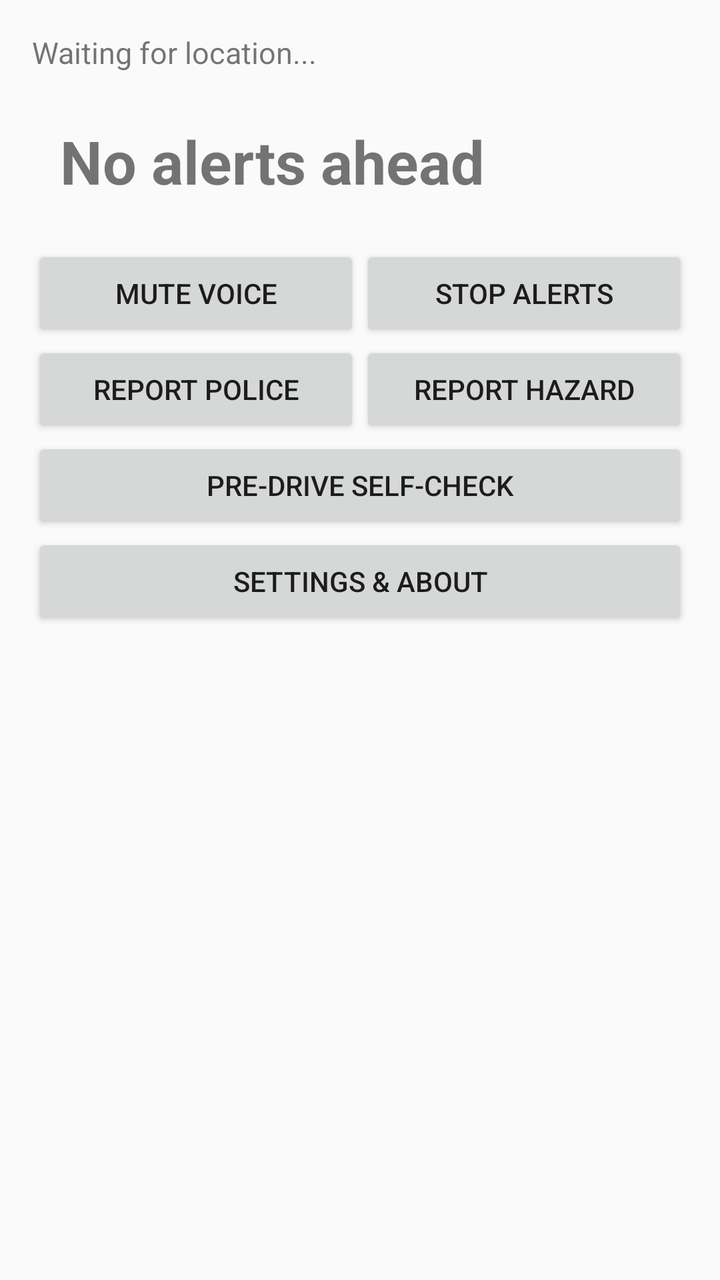
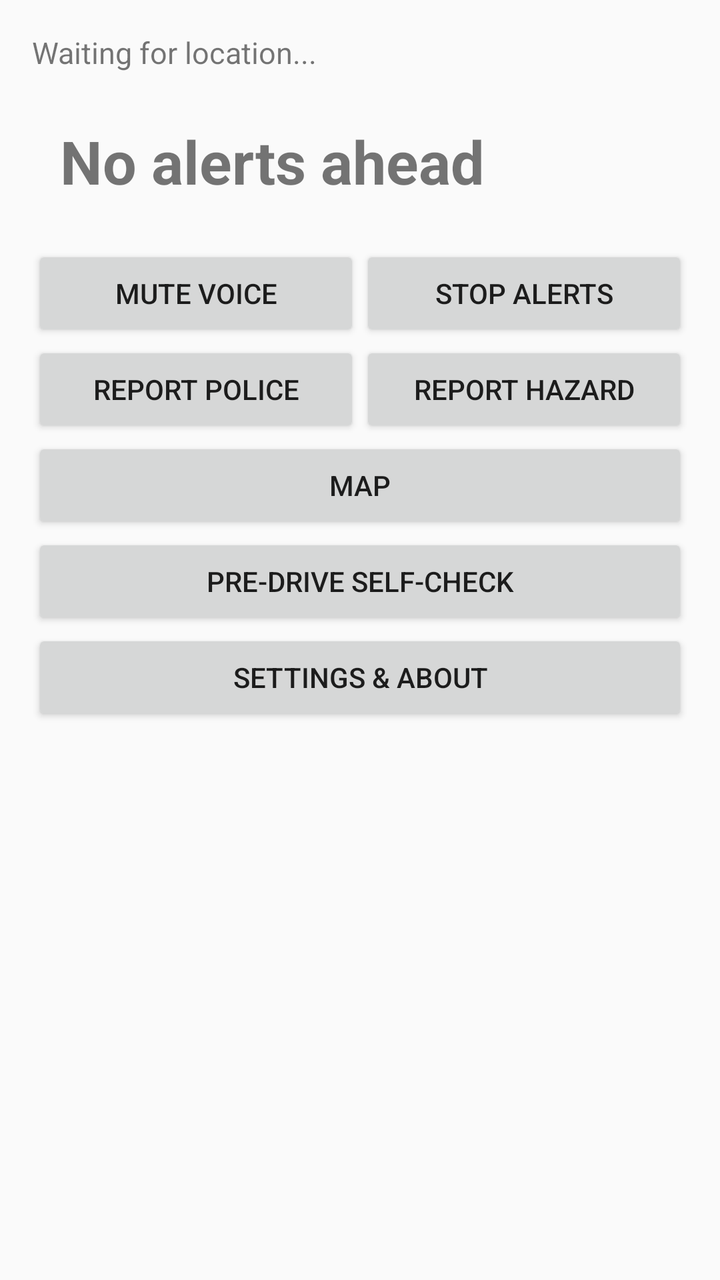

Screens rendered from an Android XML layout before and after an edit, with the pre-edit source and the edit as a unified diff.
<!-- AndroidManifest.xml: application theme Theme.AppCompat.DayNight.DarkActionBar -->
<!-- res/layout/activity_main.xml -->
<?xml version="1.0" encoding="utf-8"?>
<LinearLayout xmlns:android="http://schemas.android.com/apk/res/android"
    android:layout_width="match_parent"
    android:layout_height="match_parent"
    android:orientation="vertical"
    android:padding="16dp">

    <TextView
        android:id="@+id/status"
        android:layout_width="match_parent"
        android:layout_height="wrap_content"
        android:text="Waiting for location..."
        android:textSize="15sp" />

    <TextView
        android:id="@+id/nearest"
        android:layout_width="match_parent"
        android:layout_height="wrap_content"
        android:layout_marginTop="10dp"
        android:padding="14dp"
        android:text="No alerts ahead"
        android:textSize="30sp"
        android:textStyle="bold" />

    <LinearLayout
        android:layout_width="match_parent"
        android:layout_height="wrap_content"
        android:layout_marginTop="8dp"
        android:orientation="horizontal">

        <Button
            android:id="@+id/toggle"
            android:layout_width="0dp"
            android:layout_height="wrap_content"
            android:layout_weight="1"
            android:text="Mute voice" />

        <Button
            android:id="@+id/stop"
            android:layout_width="0dp"
            android:layout_height="wrap_content"
            android:layout_weight="1"
            android:text="Stop alerts" />
    </LinearLayout>

    <LinearLayout
        android:layout_width="match_parent"
        android:layout_height="wrap_content"
        android:orientation="horizontal">

        <Button
            android:id="@+id/reportPolice"
            android:layout_width="0dp"
            android:layout_height="wrap_content"
            android:layout_weight="1"
            android:text="Report police" />

        <Button
            android:id="@+id/reportHazard"
            android:layout_width="0dp"
            android:layout_height="wrap_content"
            android:layout_weight="1"
            android:text="Report hazard" />
    </LinearLayout>

    <LinearLayout
        android:id="@+id/voteRow"
        android:layout_width="match_parent"
        android:layout_height="wrap_content"
        android:orientation="horizontal"
        android:visibility="gone">

        <Button
            android:id="@+id/voteUp"
            android:layout_width="0dp"
            android:layout_height="wrap_content"
            android:layout_weight="1"
            android:text="Still there" />

        <Button
            android:id="@+id/voteDown"
            android:layout_width="0dp"
            android:layout_height="wrap_content"
            android:layout_weight="1"
            android:text="Gone" />
    </LinearLayout>

    <Button
        android:id="@+id/fix"
        android:layout_width="match_parent"
        android:layout_height="wrap_content"
        android:visibility="gone"
        android:text="Open settings" />

    <Button
        android:id="@+id/selfcheck"
        android:layout_width="match_parent"
        android:layout_height="wrap_content"
        android:text="Pre-drive self-check" />

    <Button
        android:id="@+id/settings"
        android:layout_width="match_parent"
        android:layout_height="wrap_content"
        android:text="Settings &amp; about" />

    <ListView
        android:id="@+id/list"
        android:layout_width="match_parent"
        android:layout_height="0dp"
        android:layout_weight="1"
        android:layout_marginTop="8dp" />
</LinearLayout>
<!-- resources referenced by this layout -->
<resources>

</resources>

<!-- the commit's change to res/layout/activity_main.xml (unified diff, before → after) -->
@@ -93,6 +93,12 @@
         android:text="Open settings" />
 
     <Button
+        android:id="@+id/openMap"
+        android:layout_width="match_parent"
+        android:layout_height="wrap_content"
+        android:text="Map" />
+
+    <Button
         android:id="@+id/selfcheck"
         android:layout_width="match_parent"
         android:layout_height="wrap_content"
